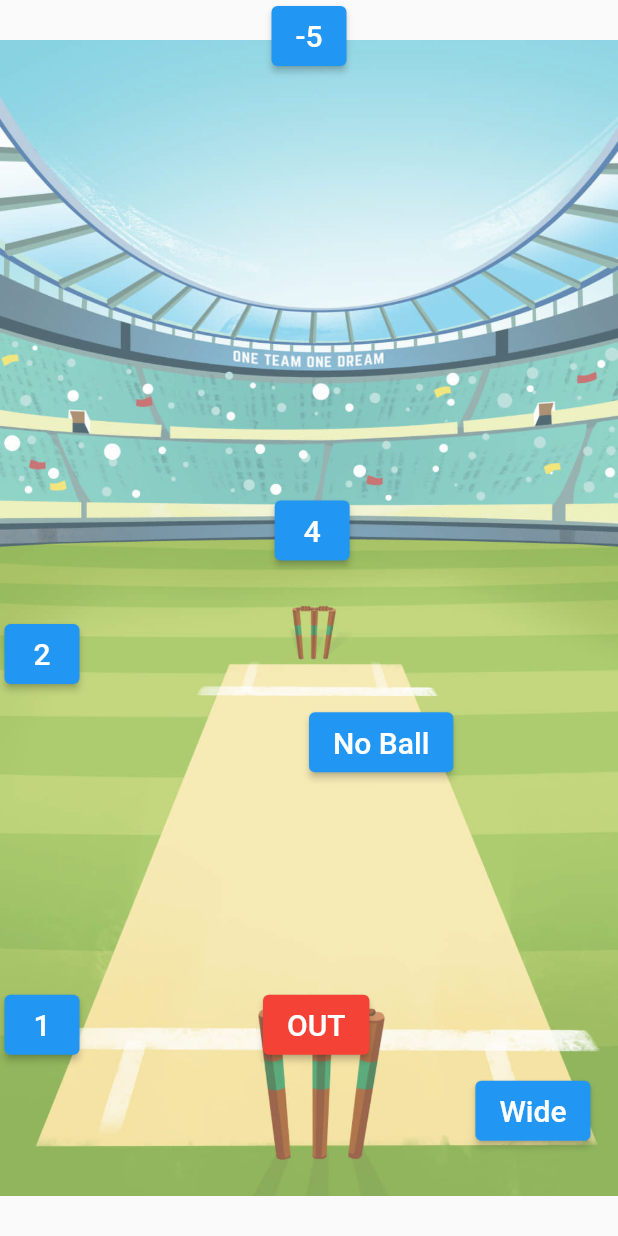
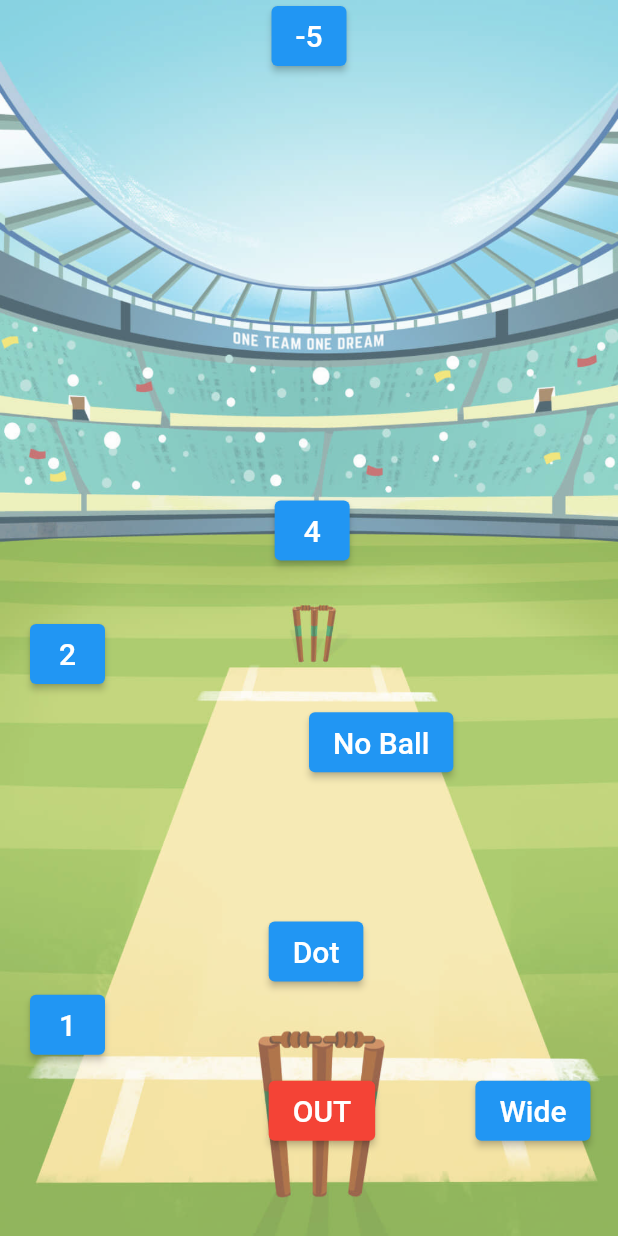
Before and after one commit to ArafatHussain99/polygon_cricket, a Flutter app: the ScoreCard screen opened directly, after a tap on "-5", on a phone screen of 412 x 824 dp. Run offline on Flutter 3.47's test engine with Material 2 defaults, Android fonts, the light colour scheme and no system bars.

Commit message:
[Update]: little functional corrections

```diff
--- a/lib/batsman_select_screen/view/batsman_select.dart
+++ b/lib/batsman_select_screen/view/batsman_select.dart
@@ -71,7 +71,7 @@ class _BatsmanSelectScreenState extends State<BatsmanSelectScreen> {
                     onPressed: () {
                       setState(() {
                         Global.currentBatsman = selectedBatsman - 1;
-                        Navigator.pushNamed(context, BowlerSelectingScreen.id);
+                        Navigator.pop(context);
                       });
                     },
                     style: TextButton.styleFrom(
--- a/lib/bowler_select_screen/view/bowler_select.dart
+++ b/lib/bowler_select_screen/view/bowler_select.dart
@@ -83,7 +83,7 @@ class _BowlerSelectingScreenState extends State<BowlerSelectingScreen> {
                     print(Global.currentBowler);
                     Global.bowlerSelected(Global.currentBowler);
 
-                    Navigator.pushNamed(context, ScoreCard.id);
+                    Navigator.pop(context);
                   });
                 },
                 style: TextButton.styleFrom(
--- a/lib/global.dart
+++ b/lib/global.dart
@@ -1,4 +1,5 @@
 import 'package:flutter/material.dart';
+import 'package:polygon_cricket/batsman_select_screen/view/batsman_select.dart';
 import 'package:polygon_cricket/bowler_select_screen/view/bowler_select.dart';
 
 class Global {
@@ -7,6 +8,7 @@ class Global {
   static int totalRun = 0;
   static int totalWic = 0;
   static double totalOvers = 0;
+  static bool wic = false;
   static addABall() {
     over += .1;
     String tempOverHolder = over.toStringAsFixed(1);
@@ -15,14 +17,23 @@ class Global {
   }
 
   static check(BuildContext context) {
-    if (over == nextOver) {
+    if (over == nextOver || over == 0) {
       showDialog(
           context: context,
           builder: (context) => const AlertDialog(
                 title: Text('Over Completed!'),
                 content: BowlerSelectingScreen(),
               ));
-      nextOver += 1;
+      if (over != 0) nextOver += 1;
+    }
+    if (wic || over == 0) {
+      wic = false;
+      showDialog(
+          context: context,
+          builder: (context) => const AlertDialog(
+                title: Text('Over Completed!'),
+                content: BatsmanSelectScreen(),
+              ));
     }
   }
 
@@ -50,7 +61,7 @@ class Global {
   static int currentBowler = -1;
   static List<Map<String, dynamic>> battingTeam = [];
   static List<Map<String, dynamic>> ballingTeam = [];
-  static createBowlingTeam() {
+  static createBowlingTeam() async {
     double maxOvers = totalOvers / 4;
     int maxOverToInt = maxOvers.round();
     for (int i = 0; i < ballingTeamList.length; i++) {
--- a/lib/score_card/view/scorecard.dart
+++ b/lib/score_card/view/scorecard.dart
@@ -34,7 +34,7 @@ class _ScoreCardState extends State<ScoreCard> {
                     opacity: 0.7,
                     child: Image.asset(
                       'assets/images/background.jpg',
-                      fit: BoxFit.fitWidth,
+                      fit: BoxFit.fill,
                     ),
                   ),
                 ),
@@ -93,11 +93,12 @@ class _ScoreCardState extends State<ScoreCard> {
                   ),
                 ),
                 Positioned(
-                  top: MediaQuery.of(context).size.height / 1.25,
-                  left: MediaQuery.of(context).size.width / 2.35,
+                  top: MediaQuery.of(context).size.height / 1.15,
+                  left: MediaQuery.of(context).size.width / 2.3,
                   child: RunButton(
                     onTap: () {
                       setState(() {
+                        Global.wic = true;
                         Global.addABall();
                         Global.check(context);
                         Global.totalWic += 1;
@@ -108,8 +109,21 @@ class _ScoreCardState extends State<ScoreCard> {
                   ),
                 ),
                 Positioned(
+                  top: MediaQuery.of(context).size.height / 1.35,
+                  left: MediaQuery.of(context).size.width / 2.3,
+                  child: RunButton(
+                    onTap: () {
+                      setState(() {
+                        Global.addABall();
+                        Global.check(context);
+                      });
+                    },
+                    text: 'Dot',
+                  ),
+                ),
+                Positioned(
                   top: MediaQuery.of(context).size.height / 1.25,
-                  left: 3,
+                  left: 20,
                   child: RunButton(
                     onTap: () {
                       setState(() {
@@ -123,7 +137,7 @@ class _ScoreCardState extends State<ScoreCard> {
                 ),
                 Positioned(
                   top: MediaQuery.of(context).size.height / 2,
-                  left: 3,
+                  left: 20,
                   child: RunButton(
                     onTap: () {
                       setState(() {
```
